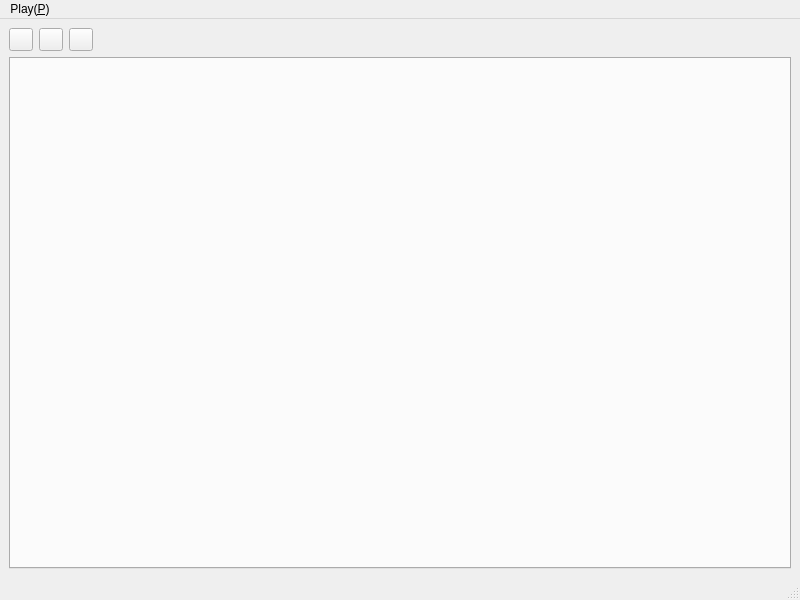
Before: the Qt Designer form qt_gui/src/MainWnd/MainWnd.ui in ryotayama/hayaemon_windows, drawn with Qt 5.
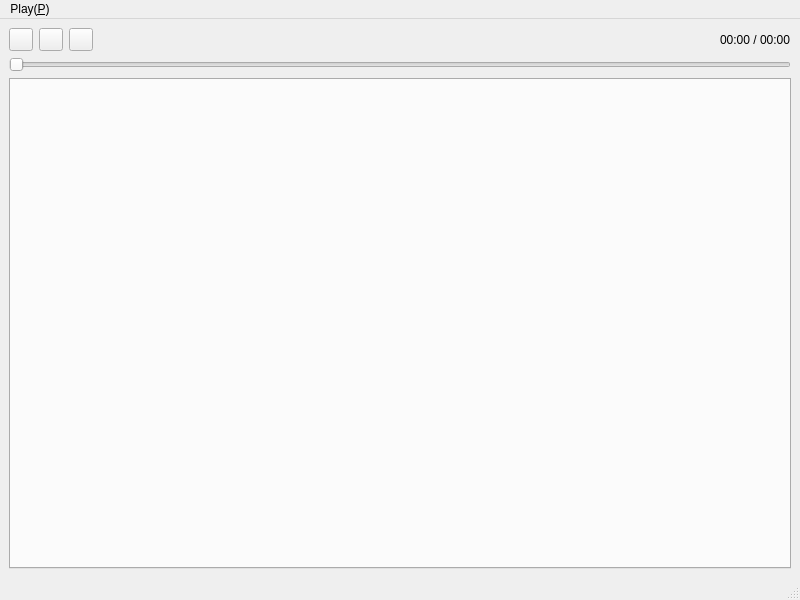
After: the same form once the commit is applied. Icons and pictures are not drawn. Custom widgets are drawn as their Qt base class.

```diff
--- a/qt_gui/src/MainWnd/MainWnd.ui
+++ b/qt_gui/src/MainWnd/MainWnd.ui
@@ -79,8 +79,22 @@
         </property>
        </spacer>
       </item>
+      <item>
+       <widget class="CStaticCore" name="timeLabel">
+        <property name="text">
+         <string>00:00 / 00:00</string>
+        </property>
+       </widget>
+      </item>
      </layout>
     </item>
+    <item>
+     <widget class="CSliderCtrlCore" name="timeSlider">
+      <property name="orientation">
+       <enum>Qt::Horizontal</enum>
+      </property>
+     </widget>
+    </item>
     <item>
      <widget class="CTab_MainWnd" name="m_tab"/>
     </item>
@@ -123,6 +137,16 @@
    <header>Tab_MainWnd.h</header>
    <container>1</container>
   </customwidget>
+  <customwidget>
+   <class>CSliderCtrlCore</class>
+   <extends>QSlider</extends>
+   <header>SliderCtrlCore.h</header>
+  </customwidget>
+  <customwidget>
+   <class>CStaticCore</class>
+   <extends>QLabel</extends>
+   <header>StaticCore.h</header>
+  </customwidget>
  </customwidgets>
  <tabstops>
   <tabstop>playButton</tabstop>
```
Left out of the diff: 1 changed line with no effect on the pictures.
